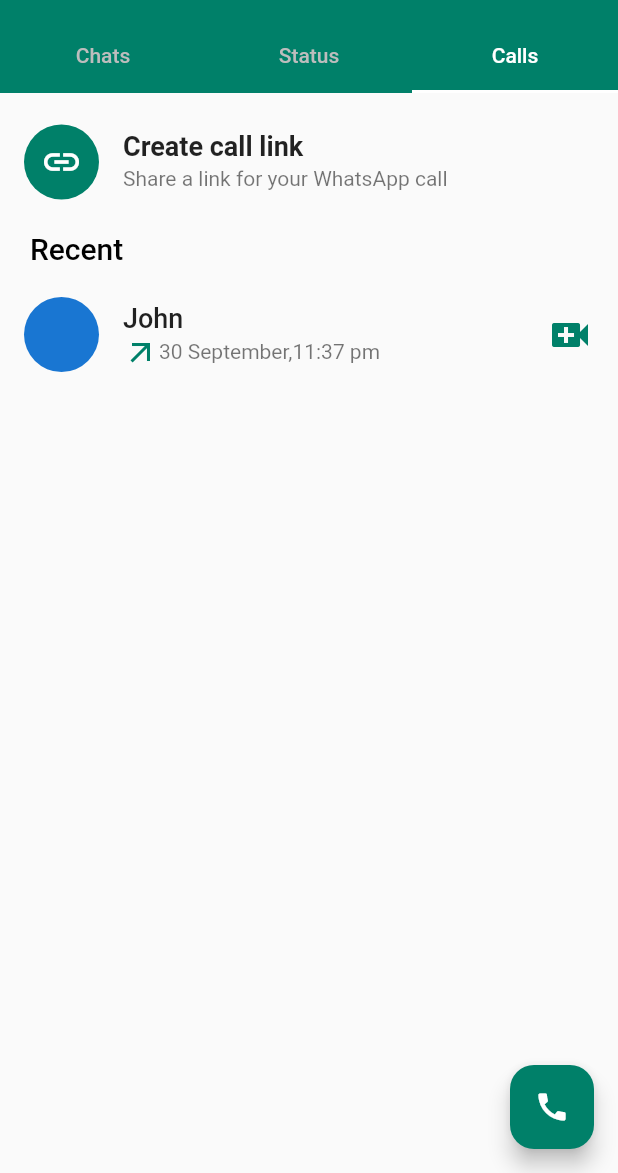
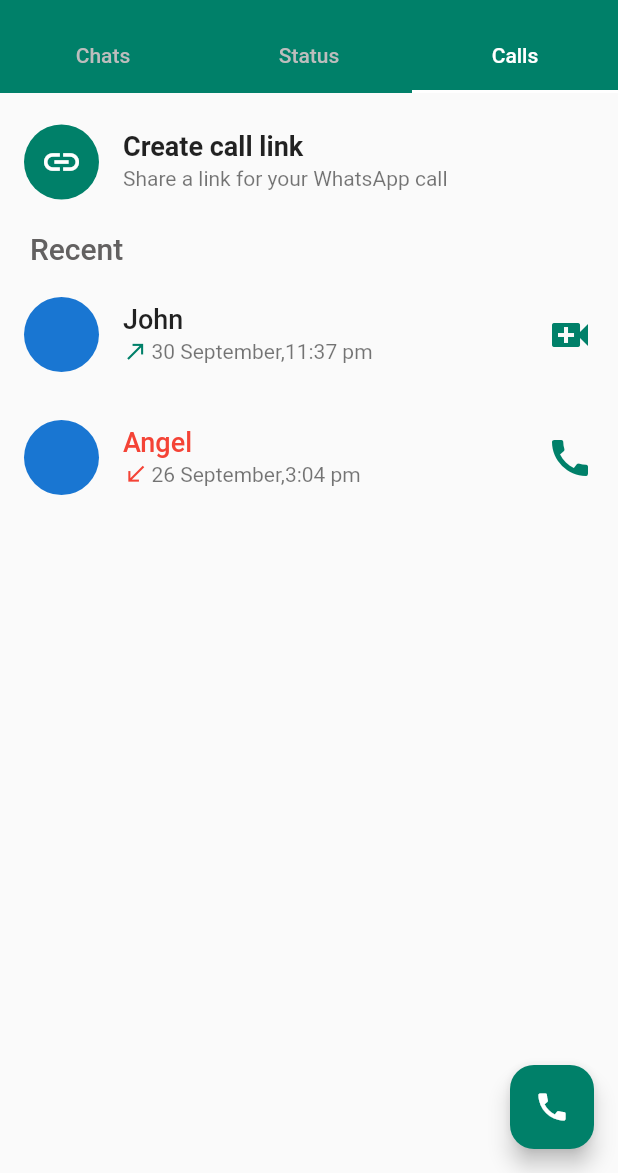
Before and after one commit to NibinBiju/whatsapp_clone, a Flutter app: the screen it shows after launch, tab 3 chosen, on a phone screen of 412 x 824 dp, the part 63-1236 px from its top. Run offline on Flutter 3.47's test engine with Material 2 defaults, Android fonts, the light colour scheme and no system bars; our stand-ins replace dotted_border, image_picker, percent_indicator; network calls fail.

Commit message:
created call page

```diff
--- a/lib/views/calls_page/calls_page.dart
+++ b/lib/views/calls_page/calls_page.dart
@@ -1,5 +1,6 @@
 import 'package:flutter/material.dart';
 import 'package:whatsapp_status_page/colors/colors_constants.dart';
+import 'package:whatsapp_status_page/views/calls_page/call_info/call_info.dart';
 
 class CallsPage extends StatelessWidget {
   const CallsPage({super.key});
@@ -45,7 +46,7 @@
                 Text(
                   'Recent',
                   style: TextStyle(
-                    color: Colors.black,
+                    color: Color.fromARGB(255, 99, 97, 97),
                     fontSize: 20,
                     fontWeight: FontWeight.w500,
                   ),
@@ -56,7 +57,28 @@
           const SizedBox(
             height: 10,
           ),
-          ListTile(
+          //contact 1
+          InkWell(
+            onTap: () {
+              Navigator.push(context, MaterialPageRoute(
+                builder: (context) {
+                  return CallInfo(
+                    image: 'assets/images/profile no1.jpeg',
+                    name: 'John',
+                    icon: Icon(
+                      Icons.call_made,
+                      color: ColorsConstant.primaryColor,
+                      size: 27,
+                    ),
+                    callcategory: 'Incoming',
+                    time: '11:37 pm',
+                    date: '30 September',
+                    talkTime: '1:04',
+                  );
+                },
+              ));
+            },
+            child: ListTile(
               leading: const CircleAvatar(
                 backgroundImage: AssetImage('assets/images/profile no1.jpeg'),
                 radius: 25,
@@ -72,8 +94,12 @@
                 mainAxisSize: MainAxisSize.min,
                 children: [
                   Icon(
-                  Icons.arrow_outward_outlined,
+                    Icons.call_made,
                     color: ColorsConstant.primaryColor,
+                    size: 17,
+                  ),
+                  const SizedBox(
+                    width: 2,
                   ),
                   const Text('30 September,11:37 pm')
                 ],
@@ -83,6 +109,68 @@
                 color: ColorsConstant.primaryColor,
                 size: 32,
               ),
+            ),
+          ),
+          const SizedBox(
+            height: 10,
+          ),
+
+          //conatct 2
+          InkWell(
+            onTap: () {
+              Navigator.push(context, MaterialPageRoute(
+                builder: (context) {
+                  return const CallInfo(
+                    image: 'assets/images/profile no3.jpeg',
+                    name: 'Angel',
+                    icon: Icon(
+                      Icons.call_received_outlined,
+                      color: Colors.red,
+                      size: 27,
+                    ),
+                    callcategory: 'Outgoing',
+                    time: '3:04 pm',
+                    date: '26 September',
+                    talkTime: '',
+                  );
+                },
+              ));
+            },
+            child: ListTile(
+              leading: const CircleAvatar(
+                backgroundImage: AssetImage('assets/images/profile no3.jpeg'),
+                radius: 25,
+              ),
+              title: const Text(
+                'Angel',
+                style: TextStyle(
+                  color: Colors.red,
+                  fontSize: 18,
+                  fontWeight: FontWeight.w500,
+                ),
+              ),
+              subtitle: const Row(
+                mainAxisSize: MainAxisSize.min,
+                children: [
+                  Icon(
+                    Icons.call_received_outlined,
+                    color: Colors.red,
+                    size: 17,
+                  ),
+                  SizedBox(
+                    width: 2,
+                  ),
+                  Text(
+                    '26 September,3:04 pm',
+                  )
+                ],
+              ),
+              trailing: Icon(
+                Icons.call,
+                color: ColorsConstant.primaryColor,
+                size: 32,
+              ),
+            ),
           )
         ],
       ),
@@ -91,7 +179,7 @@
               RoundedRectangleBorder(borderRadius: BorderRadius.circular(16)),
           backgroundColor: ColorsConstant.primaryColor,
           onPressed: () {},
-          child: Icon(
+          child: const Icon(
             Icons.call,
             color: Colors.white,
           )),
```
Also changed, not shown: lib/views/calls_page/call_info/call_info.dart (added, +138 -0 lines). Lines whose indentation alone changed are shown as unchanged.
